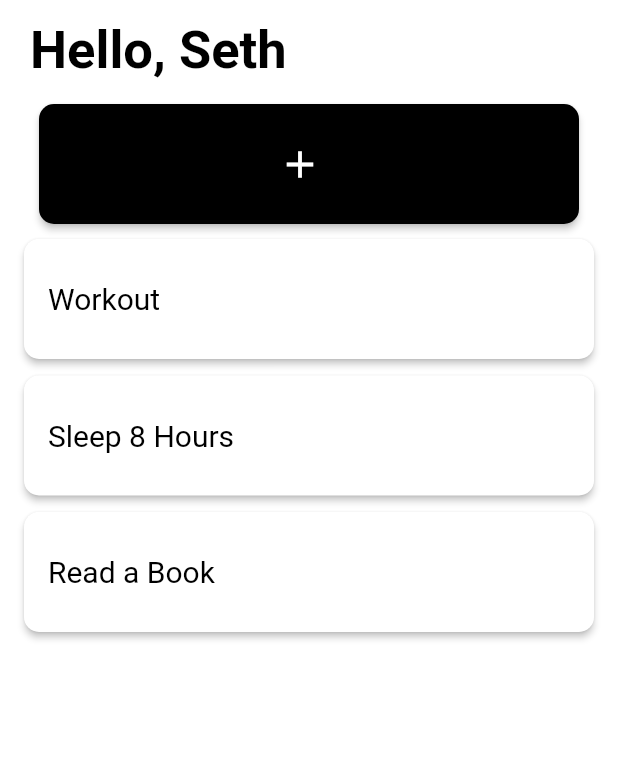
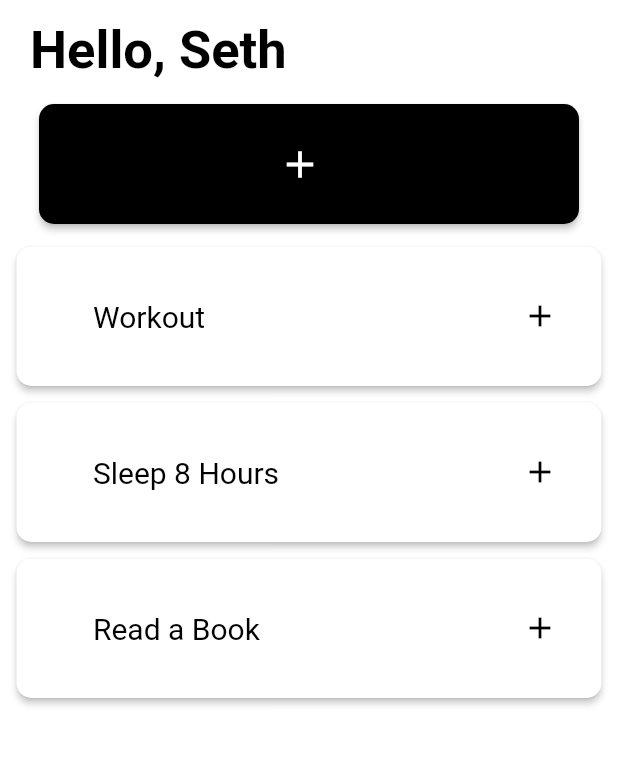
Before and after one commit to sthcasaclang/habit-tracker, a Flutter app: the screen it shows after launch, on a phone screen of 412 x 824 dp, the part 64-830 px from its top. Run offline on Flutter 3.47's test engine with Material 2 defaults, Android fonts, the phone set to English and light mode, and no system bars; drawn by our look-alikes of flutter_slidable; our stand-ins replace google_fonts; Roboto replaces fonts that are missing (Ubuntu).

Commit message:
Added Habit Slider

```diff
--- a/lib/habitCard.dart
+++ b/lib/habitCard.dart
@@ -1,5 +1,6 @@
 import 'package:flutter/material.dart';
 import 'package:google_fonts/google_fonts.dart';
+import 'package:flutter_slidable/flutter_slidable.dart';
 
 class HabitCard extends StatelessWidget {
   final String habitName;
@@ -10,15 +11,37 @@ class HabitCard extends StatelessWidget {
   Widget build(BuildContext context) {
     return Padding(
       padding: const EdgeInsets.only(left: 6, right: 6, bottom: 1),
-      child: Container(
-        margin: const EdgeInsets.only(left: 10, right: 10, bottom: 10),
-        height: 80,
-        width: 360,
+      child: Slidable(
+        endActionPane: ActionPane(motion: const ScrollMotion(), children: [
+          SlidableAction(
+            padding: EdgeInsets.all(10),
+            borderRadius: BorderRadius.circular(15),
+            onPressed: (context) {},
+            backgroundColor: Colors.grey,
+            foregroundColor: Colors.white,
+            icon: Icons.restore,
+            //label: 'Revert',
+          ),
+          SlidableAction(
+            borderRadius: BorderRadius.circular(15),
+            onPressed: (context) {},
+            backgroundColor: Colors.black,
+            foregroundColor: Colors.white,
+            icon: Icons.keyboard_double_arrow_right_rounded,
+            //label: 'Skip',
+          )
+        ]),
+        child: Padding(
+          padding: EdgeInsets.all(5),
           child: Expanded(
             child: ElevatedButton(
               onPressed: () {
                 print("");
               },
+              child: Row(
+                children: [
+                  Container(
+                    padding: EdgeInsets.all(35),
                     child: Align(
                       alignment: Alignment.centerLeft,
                       child: Text(habitName,
@@ -31,6 +54,21 @@ class HabitCard extends StatelessWidget {
                             ),
                           )),
                     ),
+                  ),
+                  Spacer(),
+                  SizedBox(
+                    height: 50,
+                    width: 50,
+                    child: TextButton(
+                      onPressed: () {},
+                      child: Icon(
+                        Icons.add,
+                        color: Colors.black,
+                      ),
+                    ),
+                  )
+                ],
+              ),
               style: ElevatedButton.styleFrom(
                 backgroundColor: Color.fromARGB(255, 255, 255, 255),
                 shape: new RoundedRectangleBorder(
@@ -40,6 +78,7 @@ class HabitCard extends StatelessWidget {
             ),
           ),
         ),
+      ),
     );
   }
 }
--- /dev/null
+++ b/lib/utilities/colors.dart
@@ -0,0 +1,6 @@
+import 'package:flutter/material.dart';
+
+class Colors {
+  static const grey = Color(0xff808080);
+  static const black = Color.fromARGB(255, 0, 0, 0);
+}
--- a/pubspec.yaml
+++ b/pubspec.yaml
@@ -30,6 +30,7 @@ environment:
 dependencies:
   flutter:
     sdk: flutter
+    flutter_slidable: ^3.0.1
 
 
 
@@ -37,6 +38,7 @@ dependencies:
   # Use with the CupertinoIcons class for iOS style icons.
   cupertino_icons: ^1.0.2
   google_fonts: ^5.0.0
+
 
 dev_dependencies:
   flutter_test:
```
Also changed, not shown: pubspec.lock. Lines whose indentation alone changed are shown as unchanged.
